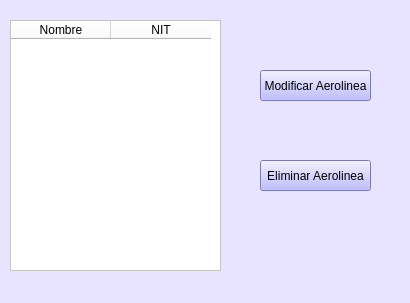
Qt form Interfaces Aeropuerto/listadoAerolineas.ui (vanesagustin98/Aerocamp) before a commit.
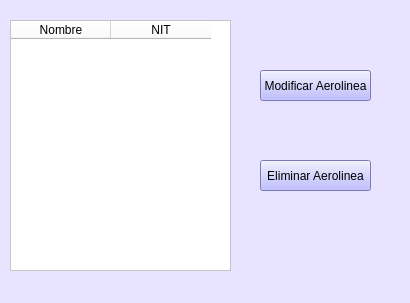
The same form after that commit.

```diff
--- a/Interfaces Aeropuerto/listadoAerolineas.ui
+++ b/Interfaces Aeropuerto/listadoAerolineas.ui
@@ -62,7 +62,7 @@
     <rect>
      <x>10</x>
      <y>20</y>
-     <width>211</width>
+     <width>221</width>
      <height>251</height>
     </rect>
    </property>
```
